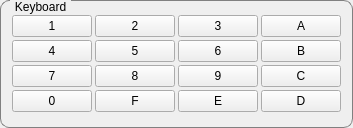
Above: sdcore/sdkeyboard.ui from lmcapacho/SimDSP before the change. Below: the same form after it.
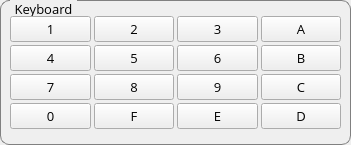
That is the form after the change.

```diff
--- a/sdcore/sdkeyboard.ui
+++ b/sdcore/sdkeyboard.ui
@@ -9,8 +9,8 @@
    <rect>
     <x>0</x>
     <y>0</y>
-    <width>353</width>
-    <height>128</height>
+    <width>351</width>
+    <height>145</height>
    </rect>
   </property>
   <property name="acceptDrops">
@@ -35,12 +35,15 @@
    <property name="bottomMargin">
     <number>0</number>
    </property>
+   <property name="spacing">
+    <number>0</number>
+   </property>
    <item row="0" column="0">
     <widget class="QGroupBox" name="keyboardGroupBox">
      <property name="font">
       <font>
-       <weight>50</weight>
-       <bold>false</bold>
+       <family>Open Sans</family>
+       <pointsize>10</pointsize>
       </font>
      </property>
      <property name="styleSheet">
@@ -87,22 +90,28 @@
       <item>
        <layout class="QGridLayout" name="keyboardLayout">
         <property name="leftMargin">
-         <number>2</number>
+         <number>0</number>
         </property>
         <property name="topMargin">
-         <number>2</number>
+         <number>0</number>
         </property>
         <property name="rightMargin">
-         <number>2</number>
+         <number>0</number>
         </property>
         <property name="bottomMargin">
-         <number>2</number>
+         <number>0</number>
         </property>
         <property name="spacing">
          <number>3</number>
         </property>
         <item row="3" column="3">
          <widget class="QPushButton" name="keyC">
+          <property name="font">
+           <font>
+            <family>Open Sans</family>
+            <pointsize>10</pointsize>
+           </font>
+          </property>
           <property name="text">
            <string>C</string>
           </property>
@@ -113,6 +122,12 @@
         </item>
         <item row="4" column="2">
          <widget class="QPushButton" name="keyE">
+          <property name="font">
+           <font>
+            <family>Open Sans</family>
+            <pointsize>10</pointsize>
+           </font>
+          </property>
           <property name="text">
            <string>E</string>
           </property>
@@ -123,6 +138,12 @@
         </item>
         <item row="3" column="0">
          <widget class="QPushButton" name="key7">
+          <property name="font">
+           <font>
+            <family>Open Sans</family>
+            <pointsize>10</pointsize>
+           </font>
+          </property>
           <property name="text">
            <string>7</string>
           </property>
@@ -133,6 +154,12 @@
         </item>
         <item row="2" column="2">
          <widget class="QPushButton" name="key6">
+          <property name="font">
+           <font>
+            <family>Open Sans</family>
+            <pointsize>10</pointsize>
+           </font>
+          </property>
           <property name="text">
            <string>6</string>
           </property>
@@ -143,6 +170,12 @@
         </item>
         <item row="2" column="1">
          <widget class="QPushButton" name="key5">
+          <property name="font">
+           <font>
+            <family>Open Sans</family>
+            <pointsize>10</pointsize>
+           </font>
+          </property>
           <property name="text">
            <string>5</string>
           </property>
@@ -153,6 +186,12 @@
         </item>
         <item row="3" column="2">
          <widget class="QPushButton" name="key9">
+          <property name="font">
+           <font>
+            <family>Open Sans</family>
+            <pointsize>10</pointsize>
+           </font>
+          </property>
           <property name="text">
            <string>9</string>
           </property>
@@ -163,6 +202,12 @@
         </item>
         <item row="4" column="3">
          <widget class="QPushButton" name="keyD">
+          <property name="font">
+           <font>
+            <family>Open Sans</family>
+            <pointsize>10</pointsize>
+           </font>
+          </property>
           <property name="text">
            <string>D</string>
           </property>
@@ -173,6 +218,12 @@
         </item>
         <item row="4" column="0">
          <widget class="QPushButton" name="key0">
+          <property name="font">
+           <font>
+            <family>Open Sans</family>
+            <pointsize>10</pointsize>
+           </font>
+          </property>
           <property name="text">
            <string>0</string>
           </property>
@@ -183,6 +234,12 @@
         </item>
         <item row="2" column="3">
          <widget class="QPushButton" name="keyB">
+          <property name="font">
+           <font>
+            <family>Open Sans</family>
+            <pointsize>10</pointsize>
+           </font>
+          </property>
           <property name="text">
            <string>B</string>
           </property>
@@ -193,6 +250,12 @@
         </item>
         <item row="2" column="0">
          <widget class="QPushButton" name="key4">
+          <property name="font">
+           <font>
+            <family>Open Sans</family>
+            <pointsize>10</pointsize>
+           </font>
+          </property>
           <property name="text">
            <string>4</string>
           </property>
@@ -203,6 +266,12 @@
         </item>
         <item row="4" column="1">
          <widget class="QPushButton" name="keyF">
+          <property name="font">
+           <font>
+            <family>Open Sans</family>
+            <pointsize>10</pointsize>
+           </font>
+          </property>
           <property name="text">
            <string>F</string>
           </property>
@@ -213,6 +282,12 @@
         </item>
         <item row="3" column="1">
          <widget class="QPushButton" name="key8">
+          <property name="font">
+           <font>
+            <family>Open Sans</family>
+            <pointsize>10</pointsize>
+           </font>
+          </property>
           <property name="text">
            <string>8</string>
           </property>
@@ -223,6 +298,12 @@
         </item>
         <item row="0" column="1">
          <widget class="QPushButton" name="key2">
+          <property name="font">
+           <font>
+            <family>Open Sans</family>
+            <pointsize>10</pointsize>
+           </font>
+          </property>
           <property name="text">
            <string>2</string>
           </property>
@@ -233,6 +314,12 @@
         </item>
         <item row="0" column="2">
          <widget class="QPushButton" name="key3">
+          <property name="font">
+           <font>
+            <family>Open Sans</family>
+            <pointsize>10</pointsize>
+           </font>
+          </property>
           <property name="text">
            <string>3</string>
           </property>
@@ -243,6 +330,12 @@
         </item>
         <item row="0" column="3">
          <widget class="QPushButton" name="keyA">
+          <property name="font">
+           <font>
+            <family>Open Sans</family>
+            <pointsize>10</pointsize>
+           </font>
+          </property>
           <property name="text">
            <string>A</string>
           </property>
@@ -259,6 +352,12 @@
             <verstretch>0</verstretch>
            </sizepolicy>
           </property>
+          <property name="font">
+           <font>
+            <family>Open Sans</family>
+            <pointsize>10</pointsize>
+           </font>
+          </property>
           <property name="statusTip">
            <string/>
           </property>
```
